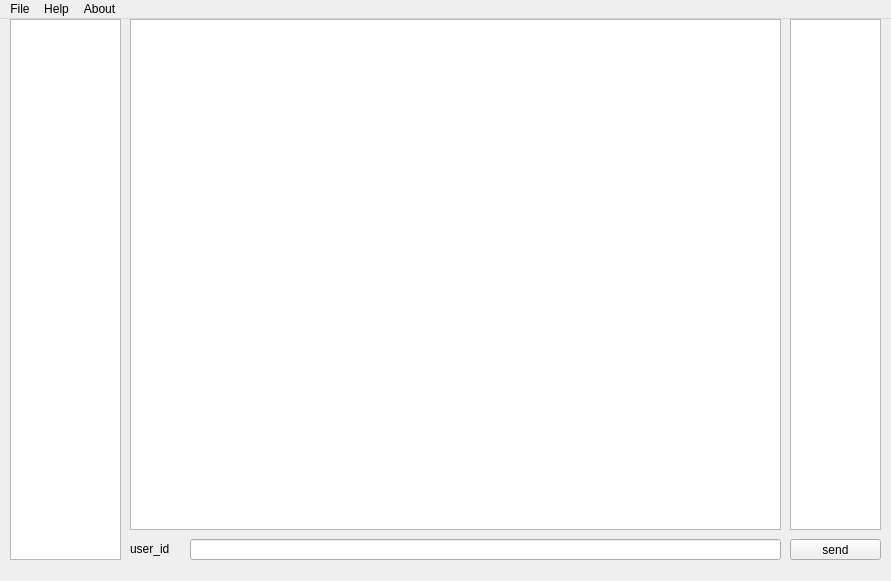
DannyCymru/AdvancedProgramming, file Advanced_Programming/mainwindow.ui: the form before one commit.
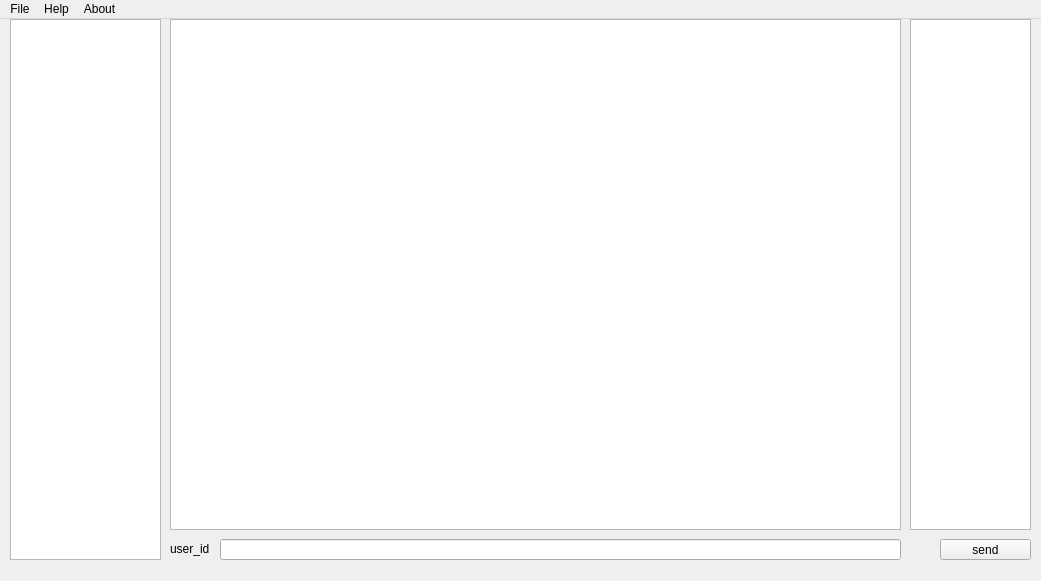
The form after the commit.

Commit message: Changes UI elements based on the information inputted in the dialog, also increased the size of the GUI to keep more information on one line

```diff
--- a/Advanced_Programming/mainwindow.ui
+++ b/Advanced_Programming/mainwindow.ui
@@ -6,7 +6,7 @@
    <rect>
     <x>0</x>
     <y>0</y>
-    <width>891</width>
+    <width>1041</width>
     <height>581</height>
    </rect>
   </property>
@@ -17,9 +17,9 @@
    <widget class="QPlainTextEdit" name="message_edit">
     <property name="geometry">
      <rect>
-      <x>130</x>
+      <x>170</x>
       <y>0</y>
-      <width>651</width>
+      <width>731</width>
       <height>511</height>
      </rect>
     </property>
@@ -30,9 +30,9 @@
    <widget class="QLineEdit" name="main_user_input">
     <property name="geometry">
      <rect>
-      <x>190</x>
+      <x>220</x>
       <y>520</y>
-      <width>591</width>
+      <width>681</width>
       <height>21</height>
      </rect>
     </property>
@@ -40,7 +40,7 @@
    <widget class="QLabel" name="user_id">
     <property name="geometry">
      <rect>
-      <x>130</x>
+      <x>170</x>
       <y>520</y>
       <width>51</width>
       <height>20</height>
@@ -53,7 +53,7 @@
    <widget class="QPushButton" name="send_button">
     <property name="geometry">
      <rect>
-      <x>790</x>
+      <x>940</x>
       <y>520</y>
       <width>91</width>
       <height>21</height>
@@ -66,9 +66,9 @@
    <widget class="QPlainTextEdit" name="connected_users_edit">
     <property name="geometry">
      <rect>
-      <x>790</x>
+      <x>910</x>
       <y>0</y>
-      <width>91</width>
+      <width>121</width>
       <height>511</height>
      </rect>
     </property>
@@ -81,7 +81,7 @@
      <rect>
       <x>10</x>
       <y>0</y>
-      <width>111</width>
+      <width>151</width>
       <height>541</height>
      </rect>
     </property>
@@ -95,7 +95,7 @@
     <rect>
      <x>0</x>
      <y>0</y>
-     <width>891</width>
+     <width>1041</width>
      <height>23</height>
     </rect>
    </property>
```
Left out of the diff: 4 changed lines with no effect on the pictures. The commit also changes 3 other files.
